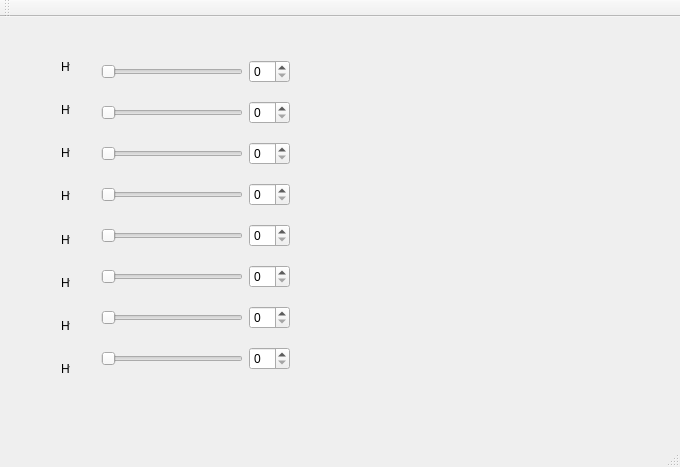
Above: widget.ui from alepelayo/pic10c_hw2.2 before the change. Below: the same form after it.
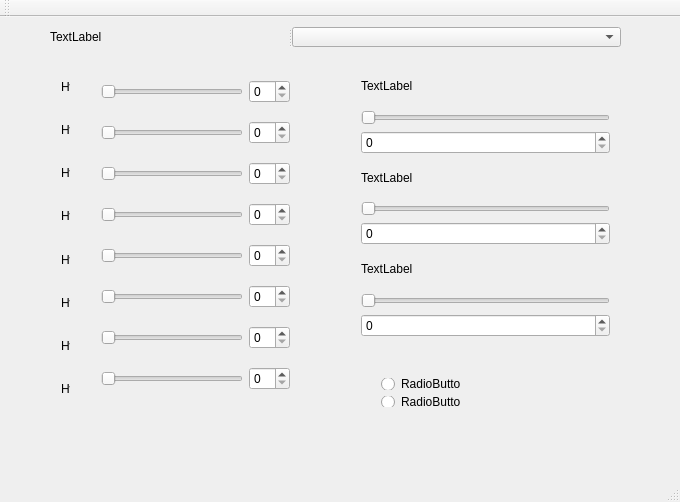
That is the form after the change.

Commit message: adding comboBox and radioButtons

Patch:
```diff
--- a/widget.ui
+++ b/widget.ui
@@ -7,7 +7,7 @@
     <x>0</x>
     <y>0</y>
     <width>680</width>
-    <height>467</height>
+    <height>502</height>
    </rect>
   </property>
   <property name="windowTitle">
@@ -18,7 +18,7 @@
     <property name="geometry">
      <rect>
       <x>90</x>
-      <y>20</y>
+      <y>40</y>
       <width>211</width>
       <height>361</height>
      </rect>
@@ -142,7 +142,7 @@
     <property name="geometry">
      <rect>
       <x>50</x>
-      <y>20</y>
+      <y>40</y>
       <width>31</width>
       <height>361</height>
      </rect>
@@ -206,6 +206,114 @@
      </item>
     </layout>
    </widget>
+   <widget class="QWidget" name="">
+    <property name="geometry">
+     <rect>
+      <x>350</x>
+      <y>40</y>
+      <width>271</width>
+      <height>291</height>
+     </rect>
+    </property>
+    <layout class="QVBoxLayout" name="verticalLayout_3">
+     <item>
+      <widget class="QLabel" name="label_9">
+       <property name="text">
+        <string>TextLabel</string>
+       </property>
+      </widget>
+     </item>
+     <item>
+      <widget class="QSlider" name="horizontalSlider_9">
+       <property name="orientation">
+        <enum>Qt::Horizontal</enum>
+       </property>
+      </widget>
+     </item>
+     <item>
+      <widget class="QSpinBox" name="spinBox_9"/>
+     </item>
+     <item>
+      <widget class="QLabel" name="label_10">
+       <property name="text">
+        <string>TextLabel</string>
+       </property>
+      </widget>
+     </item>
+     <item>
+      <widget class="QSlider" name="horizontalSlider_10">
+       <property name="orientation">
+        <enum>Qt::Horizontal</enum>
+       </property>
+      </widget>
+     </item>
+     <item>
+      <widget class="QSpinBox" name="spinBox_10"/>
+     </item>
+     <item>
+      <widget class="QLabel" name="label_11">
+       <property name="text">
+        <string>TextLabel</string>
+       </property>
+      </widget>
+     </item>
+     <item>
+      <widget class="QSlider" name="horizontalSlider_11">
+       <property name="orientation">
+        <enum>Qt::Horizontal</enum>
+       </property>
+      </widget>
+     </item>
+     <item>
+      <widget class="QSpinBox" name="spinBox_11"/>
+     </item>
+    </layout>
+   </widget>
+   <widget class="QSplitter" name="splitter">
+    <property name="geometry">
+     <rect>
+      <x>50</x>
+      <y>10</y>
+      <width>571</width>
+      <height>20</height>
+     </rect>
+    </property>
+    <property name="orientation">
+     <enum>Qt::Horizontal</enum>
+    </property>
+    <widget class="QLabel" name="label_12">
+     <property name="text">
+      <string>TextLabel</string>
+     </property>
+    </widget>
+    <widget class="QComboBox" name="comboBox"/>
+   </widget>
+   <widget class="QWidget" name="">
+    <property name="geometry">
+     <rect>
+      <x>370</x>
+      <y>350</y>
+      <width>101</width>
+      <height>51</height>
+     </rect>
+    </property>
+    <layout class="QVBoxLayout" name="verticalLayout_4">
+     <item>
+      <widget class="QRadioButton" name="radioButton">
+       <property name="text">
+        <string>RadioButton</string>
+       </property>
+      </widget>
+     </item>
+     <item>
+      <widget class="QRadioButton" name="radioButton_2">
+       <property name="text">
+        <string>RadioButton</string>
+       </property>
+      </widget>
+     </item>
+    </layout>
+   </widget>
   </widget>
   <widget class="QMenuBar" name="menuBar">
    <property name="geometry">
```
The commit also changes 1 other file.
